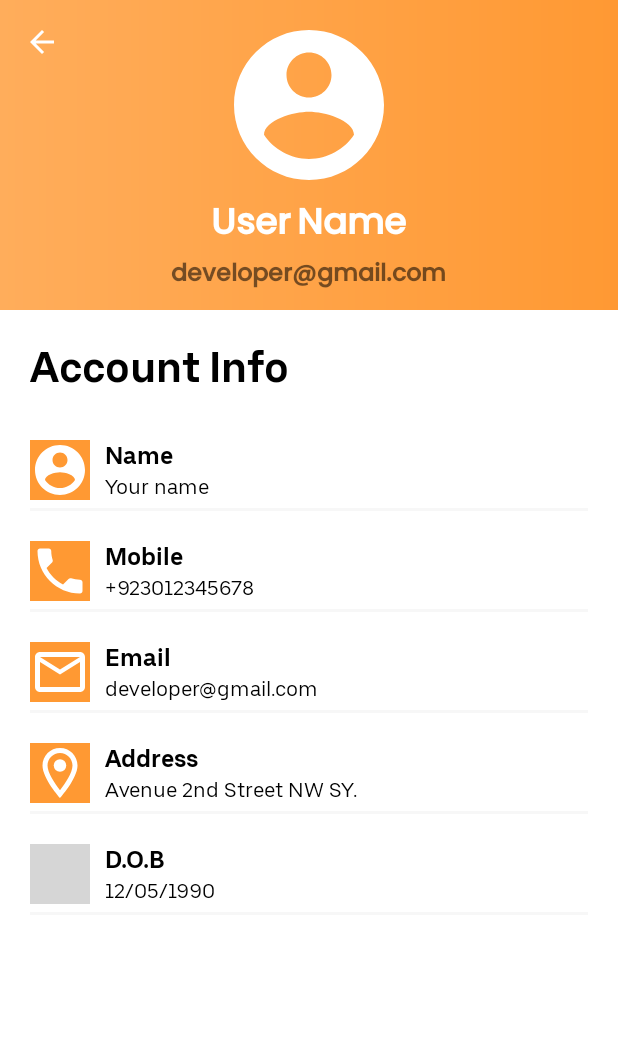
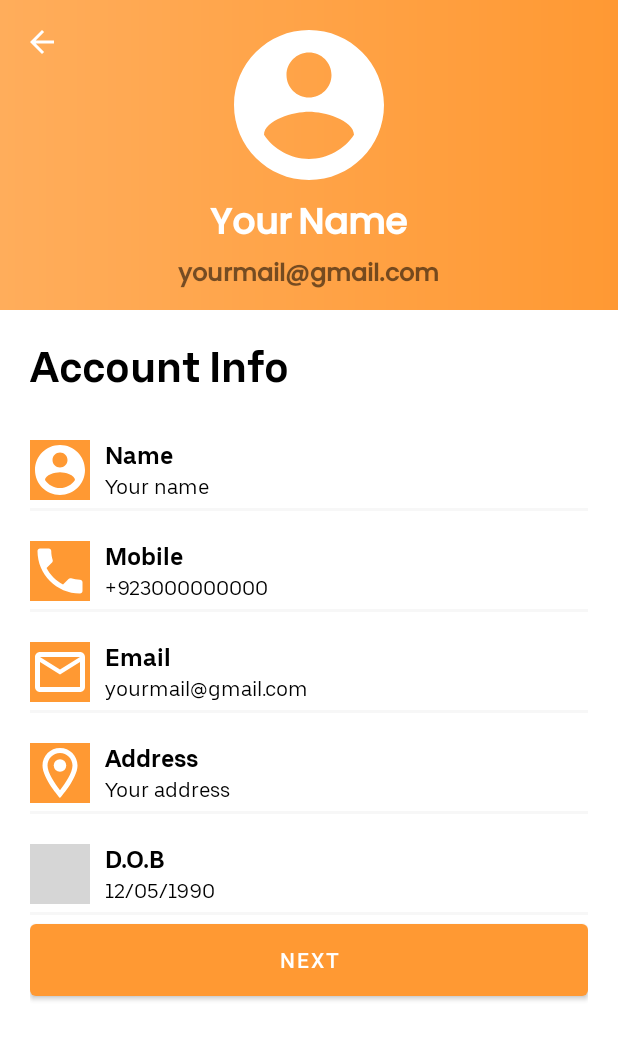
Before and after one commit to UzairAhmed7623/FoodBox, an Android app: the screen it shows after launch once a user with an empty profile is signed in (Profile), after a tap on an icon or button, on a phone screen of 412 x 824 dp. Shown: the top 1040 px of the screen. Run offline under Robolectric (Android 15) with nearby library versions, the light colour scheme and no system bars; our stand-ins replace CircleImageView, EventBus, Firebase (no records; nobody signed in at launch, a user with empty details on screens opened directly); libraries missing offline, so code that uses them is left out: com.github.dhaval2404.imagepicker, com.infideap.drawerbehavior, com.karumi.dexter, com.shivtechs.maplocationpicker, com.yalantis.pulltomakesoup and 1 more; pictures from the network do not load; 14 statements that could not run were skipped; grey boxes are pictures that could not be loaded.

Commit message:
Commit 12!

```diff
--- a/app/build.gradle
+++ b/app/build.gradle
@@ -11,7 +11,7 @@ android {
         applicationId "com.inkhornsolutions.foodbox"
         minSdkVersion 23
         targetSdkVersion 30
-        versionCode 18
+        versionCode 19
         versionName "3.0"
 
         testInstrumentationRunner "androidx.test.runner.AndroidJUnitRunner"
--- a/app/src/main/AndroidManifest.xml
+++ b/app/src/main/AndroidManifest.xml
@@ -3,6 +3,7 @@
     xmlns:tools="http://schemas.android.com/tools"
     package="com.inkhornsolutions.foodbox">
 
+    <uses-permission android:name="android.permission.ACCESS_COARSE_LOCATION"/>
     <uses-permission android:name="android.permission.ACCESS_FINE_LOCATION" />
     <uses-permission android:name="android.permission.INTERNET" />
     <uses-permission
@@ -21,7 +22,7 @@
         android:supportsRtl="true"
         android:theme="@style/Theme.FoodBox"
         tools:replace="android:theme">
-        <activity android:name=".Checkout"></activity>
+        <activity android:name=".Checkout" />
         <activity
             android:name=".ShowItemDetails"
             android:screenOrientation="portrait" />
--- a/app/src/main/java/com/inkhornsolutions/foodbox/MainActivity.java
+++ b/app/src/main/java/com/inkhornsolutions/foodbox/MainActivity.java
@@ -16,6 +16,7 @@ import android.widget.TextView;
 import android.widget.Toast;
 
 import androidx.annotation.NonNull;
+import androidx.annotation.Nullable;
 import androidx.appcompat.app.ActionBarDrawerToggle;
 import androidx.appcompat.app.AppCompatActivity;
 import androidx.appcompat.widget.Toolbar;
@@ -34,7 +35,9 @@ import com.google.android.material.snackbar.Snackbar;
 import com.google.firebase.auth.FirebaseAuth;
 import com.google.firebase.firestore.DocumentReference;
 import com.google.firebase.firestore.DocumentSnapshot;
+import com.google.firebase.firestore.EventListener;
 import com.google.firebase.firestore.FirebaseFirestore;
+import com.google.firebase.firestore.FirebaseFirestoreException;
 import com.google.firebase.firestore.Query;
 import com.google.firebase.firestore.QueryDocumentSnapshot;
 import com.google.firebase.firestore.QuerySnapshot;
@@ -235,32 +238,26 @@ public class MainActivity extends AppCompatActivity implements NavigationView.On
                 });
     }
 
-    //Event listner lagana ha live update k lie.
-
     private void loadData(){
-        firebaseFirestore.collection("Restaurants").orderBy("resName", Query.Direction.ASCENDING).get()
-                .addOnCompleteListener(new OnCompleteListener<QuerySnapshot>() {
+        firebaseFirestore.collection("Restaurants").orderBy("resName", Query.Direction.ASCENDING)
+                .addSnapshotListener(new EventListener<QuerySnapshot>() {
                     @Override
-            public void onComplete(@NonNull Task<QuerySnapshot> task) {
+                    public void onEvent(@Nullable QuerySnapshot querySnapshot, @Nullable FirebaseFirestoreException error) {
                         resDetails.clear();
 
-                if (task.isSuccessful()){
-                    for (QueryDocumentSnapshot documentSnapshot : task.getResult()){
-
+                        if (error == null){
+                            for (DocumentSnapshot documentSnapshot : querySnapshot.getDocuments()){
                                 RestaurantModelClass restaurantModelClass = documentSnapshot.toObject(RestaurantModelClass.class);
 
                                 resDetails.add(restaurantModelClass);
                             }
                             rvRestaurant.setAdapter(new MainActivityAdapter(getApplicationContext(), resDetails));
-                }
                             progressDialog.dismiss();
                             mPullToRefreshView.setRefreshing(false);
                         }
-        }).addOnFailureListener(new OnFailureListener() {
-            @Override
-            public void onFailure(@NonNull Exception e) {
-                progressDialog.dismiss();
-                Snackbar.make(findViewById(android.R.id.content), e.getMessage(), Snackbar.LENGTH_LONG).setBackgroundTint(getColor(R.color.myColor)).setTextColor(Color.WHITE).show();
+                        else {
+                            Toast.makeText(MainActivity.this, error.getMessage(), Toast.LENGTH_SHORT).show();
+                        }
                     }
                 });
     }
--- a/app/src/main/java/com/inkhornsolutions/foodbox/PhoneVerified.java
+++ b/app/src/main/java/com/inkhornsolutions/foodbox/PhoneVerified.java
@@ -21,7 +21,7 @@ public class PhoneVerified extends AppCompatActivity {
         btnNext.setOnClickListener(new View.OnClickListener() {
             @Override
             public void onClick(View v) {
-                Intent intent = new Intent(PhoneVerified.this, MainActivity.class);
+                Intent intent = new Intent(PhoneVerified.this, Profile.class);
                 intent.setFlags(Intent.FLAG_ACTIVITY_NEW_TASK | Intent.FLAG_ACTIVITY_CLEAR_TASK);
                 startActivity(intent);
                 overridePendingTransition(android.R.anim.fade_in, android.R.anim.fade_out);
--- a/app/src/main/java/com/inkhornsolutions/foodbox/RestaurantItems.java
+++ b/app/src/main/java/com/inkhornsolutions/foodbox/RestaurantItems.java
@@ -269,8 +269,6 @@ public class RestaurantItems extends AppCompatActivity {
                                 intent.putExtra("restaurant", restaurant);
                                 intent.putExtra("first_name", first_name);
                                 intent.putExtra("last_name", last_name);
-
-
                                 startActivity(intent);
                             }
                         }
--- a/app/src/main/java/com/inkhornsolutions/foodbox/ShowItemDetails.java
+++ b/app/src/main/java/com/inkhornsolutions/foodbox/ShowItemDetails.java
@@ -256,7 +256,7 @@ public class ShowItemDetails extends AppCompatActivity {
 
         //dd=day, MM=month, yyyy=year, hh=hour, mm=minute, ss=second.
 
-        String date = DateFormat.format("dd-MM-yyyy hh-mm",calendar).toString();
+        String date = DateFormat.format("dd-MM-yyyy kk-mm",calendar).toString();
 
         return date;
     }
--- a/app/src/main/java/com/inkhornsolutions/foodbox/adapters/CartItemsAdapter.java
+++ b/app/src/main/java/com/inkhornsolutions/foodbox/adapters/CartItemsAdapter.java
@@ -4,6 +4,7 @@ import android.annotation.SuppressLint;
 import android.content.Context;
 import android.database.Cursor;
 import android.graphics.Color;
+import android.os.Build;
 import android.view.LayoutInflater;
 import android.view.View;
 import android.view.ViewGroup;
@@ -11,6 +12,7 @@ import android.widget.TextView;
 import android.widget.Toast;
 
 import androidx.annotation.NonNull;
+import androidx.annotation.RequiresApi;
 import androidx.recyclerview.widget.RecyclerView;
 
 import com.bumptech.glide.Glide;
@@ -64,6 +66,7 @@ public class CartItemsAdapter extends RecyclerView.Adapter<CartItemsAdapter.Hold
         Glide.with(context).load(cartItemsModelClass.getItemImage()).placeholder(R.drawable.food_placeholder).into(holder.itemImage);
 
         holder.ibAddItemCart.setOnClickListener(new View.OnClickListener() {
+            @RequiresApi(api = Build.VERSION_CODES.N)
             @Override
             public void onClick(View v) {
 
@@ -135,6 +138,7 @@ public class CartItemsAdapter extends RecyclerView.Adapter<CartItemsAdapter.Hold
         });
 
         holder.ibRemoveItemCart.setOnClickListener(new View.OnClickListener() {
+            @RequiresApi(api = Build.VERSION_CODES.N)
             @Override
             public void onClick(View v) {
 //                Toast.makeText(context, "click", Toast.LENGTH_SHORT).show();
--- a/app/src/main/res/drawable/account_circle.xml
+++ b/app/src/main/res/drawable/account_circle.xml
@@ -1,6 +1,6 @@
 <vector xmlns:android="http://schemas.android.com/apk/res/android"
-    android:width="24dp"
-    android:height="24dp"
+    android:width="124dp"
+    android:height="124dp"
     android:viewportWidth="24"
     android:viewportHeight="24"
     android:tint="@color/white">
--- a/app/src/main/res/layout/activity_profile.xml
+++ b/app/src/main/res/layout/activity_profile.xml
@@ -51,11 +51,11 @@
                         android:id="@+id/tvFirstName"
                         android:layout_width="wrap_content"
                         android:layout_height="wrap_content"
-                        android:text="User"
+                        android:fontFamily="@font/poppins_medium"
+                        android:text="Your"
+                        android:textColor="@color/white"
                         android:textSize="24dp"
-                        android:fontFamily="@font/poppins_medium"
-                        android:textColor="@color/white"
-                        android:textStyle="bold"/>
+                        android:textStyle="bold" />
 
                     <TextView
                         android:id="@+id/tvLastName"
@@ -75,7 +75,7 @@
                     android:id="@+id/tvEmailAddress"
                     android:layout_width="wrap_content"
                     android:layout_height="wrap_content"
-                    android:text="developer@gmail.com"
+                    android:text="yourmail@gmail.com"
                     android:fontFamily="@font/poppins_medium"
                     android:layout_marginBottom="10dp"
                     android:textSize="16dp"
@@ -135,10 +135,10 @@
 
                 <TextView
                     android:id="@+id/tvName"
-                    android:text="Your name"
+                    style="@style/profileDetailsMiniText"
+                    android:layout_toRightOf="@id/nameImageView"
                     android:fontFamily="@font/uber_move"
-                    android:layout_toRightOf="@id/nameImageView"
-                    style="@style/profileDetailsMiniText" />
+                    android:text="Your name" />
 
             </RelativeLayout>
 
@@ -160,10 +160,10 @@
 
                 <TextView
                     android:id="@+id/tvMobile"
-                    android:text="+923012345678"
+                    style="@style/profileDetailsMiniText"
+                    android:layout_toRightOf="@id/mobileImageView"
                     android:fontFamily="@font/uber_move"
-                    android:layout_toRightOf="@id/mobileImageView"
-                    style="@style/profileDetailsMiniText" />
+                    android:text="+923000000000" />
 
             </RelativeLayout>
 
@@ -186,10 +186,10 @@
 
                 <TextView
                     android:id="@+id/tvEmail"
-                    android:text="developer@gmail.com"
+                    style="@style/profileDetailsMiniText"
+                    android:layout_toRightOf="@id/emailImageView"
                     android:fontFamily="@font/uber_move"
-                    android:layout_toRightOf="@id/emailImageView"
-                    style="@style/profileDetailsMiniText" />
+                    android:text="yourmail@gmail.com" />
 
             </RelativeLayout>
 
@@ -213,11 +213,11 @@
 
                 <TextView
                     android:id="@+id/tvAddress"
-                    android:text="Avenue 2nd Street NW SY."
-                    android:fontFamily="@font/uber_move"
+                    style="@style/profileDetailsMiniText"
                     android:layout_below="@+id/addressLabel"
                     android:layout_toRightOf="@id/addressImageView"
-                    style="@style/profileDetailsMiniText" />
+                    android:fontFamily="@font/uber_move"
+                    android:text="Your address" />
 
             </RelativeLayout>
 
@@ -240,14 +240,21 @@
 
                 <TextView
                     android:id="@+id/tvDateOfBirth"
-                    android:text="12/05/1990"
+                    style="@style/profileDetailsMiniText"
+                    android:layout_toRightOf="@id/dobImageView"
                     android:fontFamily="@font/uber_move"
-                    android:layout_toRightOf="@id/dobImageView"
-                    style="@style/profileDetailsMiniText" />
+                    android:text="12/05/1990" />
 
             </RelativeLayout>
 
             <View style="@style/proifleDetailsView" />
+
+            <com.google.android.material.button.MaterialButton
+                android:id="@+id/btnCompleteProfile"
+                android:layout_width="match_parent"
+                android:layout_height="60dp"
+                android:text="Next"
+                app:backgroundTint="@color/myColor"/>
 
         </LinearLayout>
 
```
Also changed, not shown: app/src/main/java/com/inkhornsolutions/foodbox/Cart.java (+90 -67 lines), app/src/main/java/com/inkhornsolutions/foodbox/Profile.java (+51 -2 lines), app/src/main/java/com/inkhornsolutions/foodbox/adapters/RestaurentItemsAdapter.java (+9 -2 lines). Lines whose indentation alone changed are shown as unchanged.
